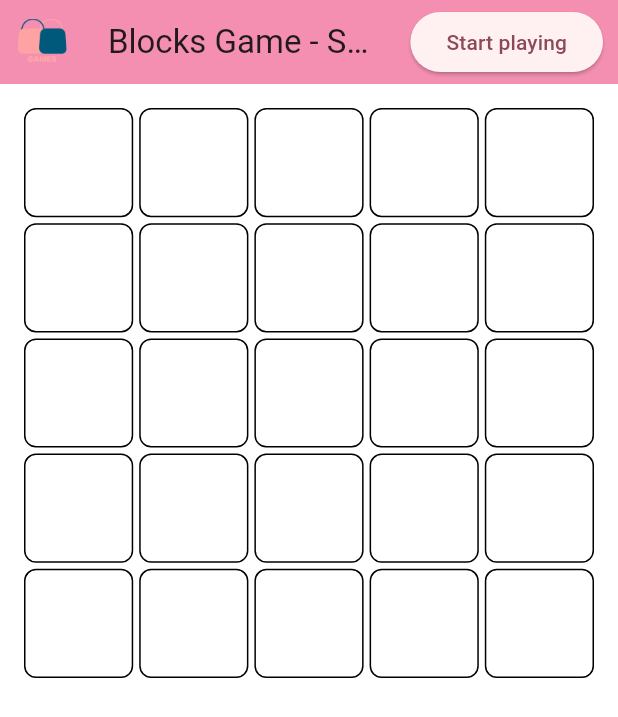
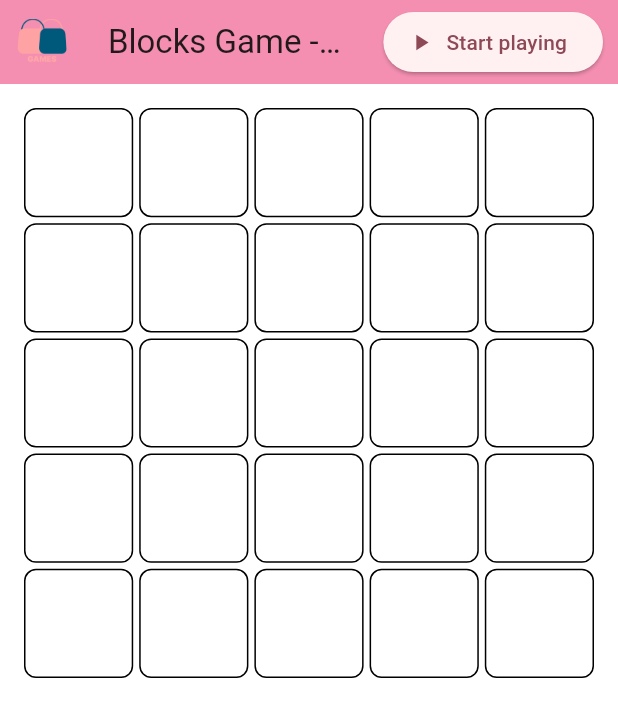
Before and after one commit to gustavolramos/blocks_game, a Flutter app: the screen it shows after launch, on a phone screen of 412 x 824 dp. Shown: the top 717 px of the screen. Run offline on Flutter 3.47's test engine with Material 3 defaults, Android fonts, the phone set to English and light mode, and no system bars; our stand-ins replace flutter_mobx, mobx; generated files the repository leaves out were written again.

```diff
--- a/lib/app_bar.dart
+++ b/lib/app_bar.dart
@@ -21,22 +21,23 @@ class GameAppBar extends StatelessWidget {
           actions: [
             if (controller.gameState == GameState.notStarted || controller.gameState == GameState.finished)
               Padding(
-                padding: const EdgeInsets.symmetric(horizontal: 10),
-                child: ElevatedButton(
-                  onPressed: () {
-                    controller.startGame();
-                  },
-                  child: const Text('Start playing'),
-                ),
-              ),
+                  padding: const EdgeInsets.symmetric(horizontal: 10),
+                  child: ElevatedButton.icon(
+                    onPressed: () {
+                      controller.startGame();
+                    },
+                    icon: const Icon(Icons.play_arrow),
+                    label: const Text('Start playing'),
+                  )),
             if (controller.gameState == GameState.playing)
               Padding(
                 padding: const EdgeInsets.symmetric(horizontal: 10),
-                child: ElevatedButton(
+                child: ElevatedButton.icon(
                   onPressed: () {
                     controller.showEndGameConfirmationDialog(context);
                   },
-                  child: const Text('End game'),
+                  icon: const Icon(Icons.close),
+                  label: const Text('End game'),
                 ),
               ),
           ],
--- a/lib/game_board.dart
+++ b/lib/game_board.dart
@@ -36,7 +36,7 @@ class _GameBoardState extends State<GameBoard> {
                     return GestureDetector(
                       onTap: () {
                         if (_controller.gameState == GameState.playing && !_controller.isFalling) {
-                          _controller.fallingAnimation(rowIndex, colIndex);
+                          _controller.fallingAnimation(rowIndex, colIndex, context);
                         }
                       },
                       child: AnimatedContainer(
```
Also changed, not shown: lib/controller.dart (+52 -12 lines), lib/controller.g.dart.
